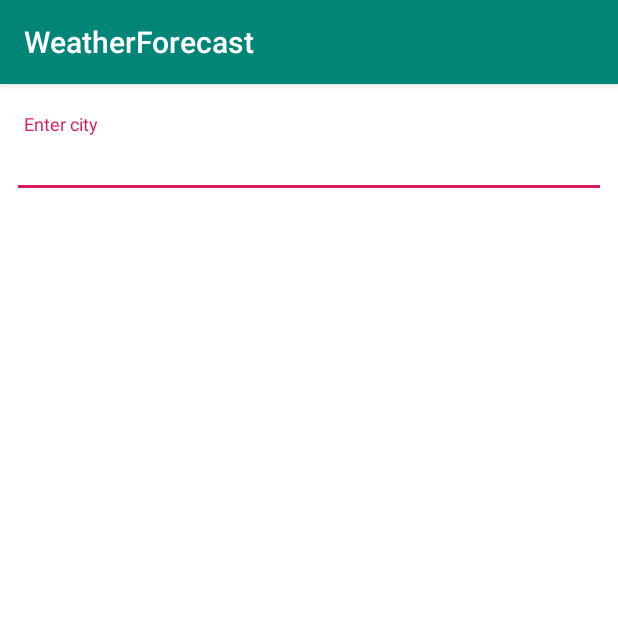
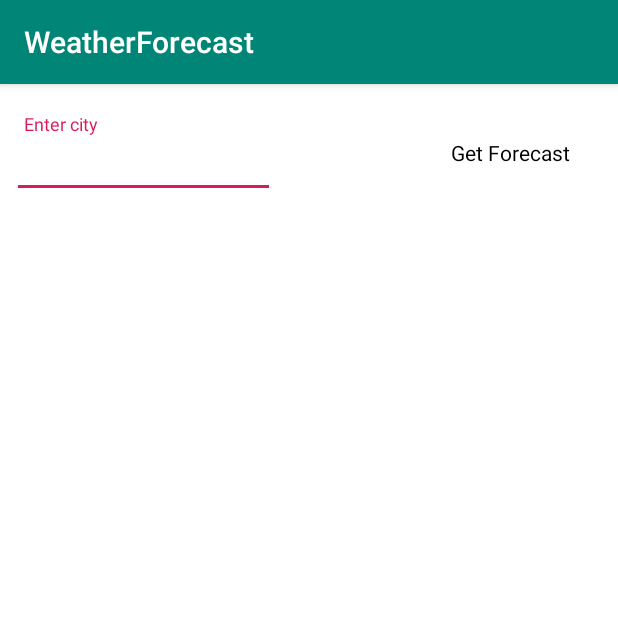
Before and after one commit to ajeshsoman2000/weather-forecast, an Android app: the screen it shows after launch (MainActivity), on a phone screen of 412 x 824 dp, the top half of it. Run offline under Robolectric (Android 15) with nearby library versions, the phone set to English and light mode, and no system bars; our stand-ins replace data binding.

Commit message:
Added back the get forecast button.

```diff
--- a/app/src/main/java/com/example/weatherforecast/view/MainActivity.kt
+++ b/app/src/main/java/com/example/weatherforecast/view/MainActivity.kt
@@ -60,6 +60,8 @@ class MainActivity : AppCompatActivity() {
             false
         }
 
+        tv_get_forecast.setOnClickListener { fetchForecast() }
+
     }
 
     fun setObserver(){
--- a/app/src/main/res/layout/activity_main.xml
+++ b/app/src/main/res/layout/activity_main.xml
@@ -13,7 +13,7 @@
             android:background="@android:color/white">
 
         <com.google.android.material.textfield.TextInputLayout android:id="@+id/til_city"
-                                                               android:layout_width="match_parent"
+                                                               android:layout_width="175dp"
                                                                android:layout_height="wrap_content"
                                                                app:layout_constraintStart_toStartOf="parent"
                                                                android:layout_marginLeft="8dp"
@@ -29,6 +29,20 @@
                       android:paddingLeft="8dp"
             android:imeOptions="actionDone"/>
         </com.google.android.material.textfield.TextInputLayout>
+
+        <TextView
+                android:id="@+id/tv_get_forecast"
+                android:text="Get Forecast"
+                android:layout_width="wrap_content"
+                android:layout_height="wrap_content"
+                app:layout_constraintEnd_toEndOf="parent"
+                app:layout_constraintLeft_toRightOf="@id/til_city"
+                app:layout_constraintTop_toTopOf="parent" android:layout_marginTop="20dp"
+                android:layout_marginEnd="16dp"
+                android:gravity="bottom"
+                android:padding="16dp"
+                android:textColor="@android:color/black"
+        />
 
         <androidx.recyclerview.widget.RecyclerView
                 android:id="@+id/rv_weather_forecast"
```
